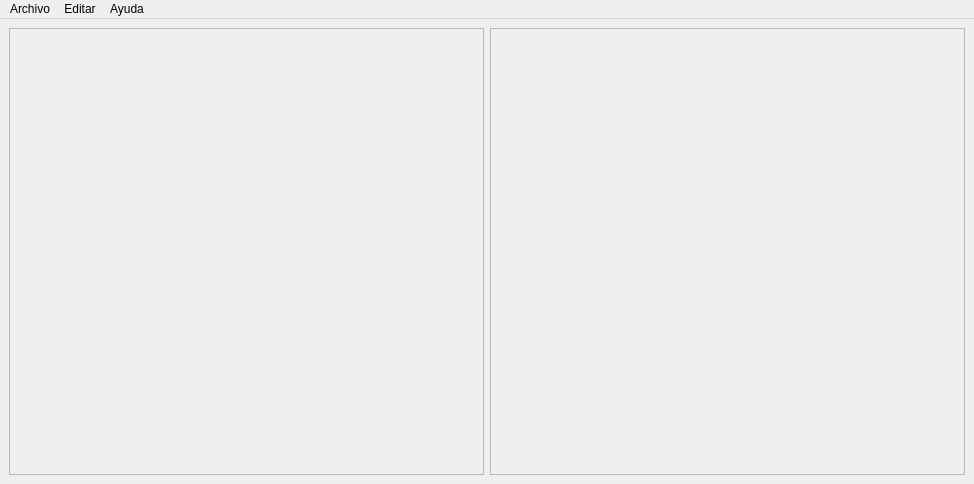
This is ui/ventana1.ui in davidlb025/DaLogic as Qt 5 draws it before an edit. The edited form follows.
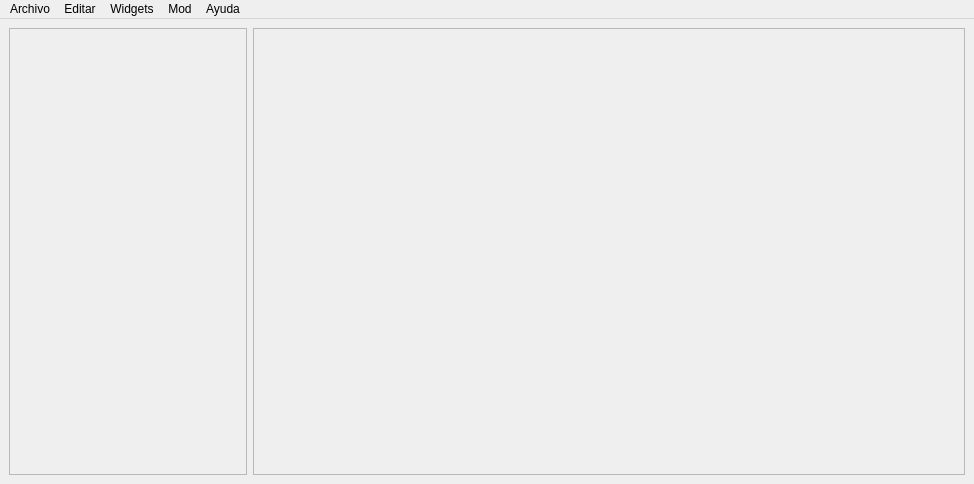
This is the edited form. Icons and pictures are not drawn.

```diff
--- a/ui/ventana1.ui
+++ b/ui/ventana1.ui
@@ -17,18 +17,9 @@
    <bool>false</bool>
   </property>
   <widget class="QWidget" name="centralwidget">
-   <layout class="QHBoxLayout" name="horizontalLayout">
+   <layout class="QHBoxLayout" name="horizontalLayout" stretch="25,75">
     <item>
-     <widget class="QScrollArea" name="scrollArea">
-      <property name="enabled">
-       <bool>true</bool>
-      </property>
-      <property name="sizePolicy">
-       <sizepolicy hsizetype="Preferred" vsizetype="Expanding">
-        <horstretch>0</horstretch>
-        <verstretch>0</verstretch>
-       </sizepolicy>
-      </property>
+     <widget class="QScrollArea" name="menu">
       <property name="widgetResizable">
        <bool>true</bool>
       </property>
@@ -37,7 +28,7 @@
         <rect>
          <x>0</x>
          <y>0</y>
-         <width>473</width>
+         <width>236</width>
          <height>442</height>
         </rect>
        </property>
@@ -102,8 +93,29 @@
     <addaction name="actionTutorial"/>
     <addaction name="actionSobre_Nosotros_2"/>
    </widget>
+   <widget class="QMenu" name="menuMod">
+    <property name="title">
+     <string>Mod</string>
+    </property>
+    <addaction name="actionCargar_Tema"/>
+    <addaction name="actionResetear_Tema"/>
+    <addaction name="separator"/>
+    <addaction name="actionCargar_UI"/>
+    <addaction name="actionResetear_UI"/>
+   </widget>
+   <widget class="QMenu" name="menuWidgets">
+    <property name="title">
+     <string>Widgets</string>
+    </property>
+    <addaction name="actionCargar_CI"/>
+    <addaction name="actionGuardar_CI"/>
+    <addaction name="separator"/>
+    <addaction name="actionCrear_Seccion"/>
+   </widget>
    <addaction name="menuArchivo"/>
    <addaction name="menuEditar"/>
+   <addaction name="menuWidgets"/>
+   <addaction name="menuMod"/>
    <addaction name="menuAyuda"/>
   </widget>
   <action name="actionNuevo">
```
Left out of the diff: 66 changed lines with no effect on the pictures.
